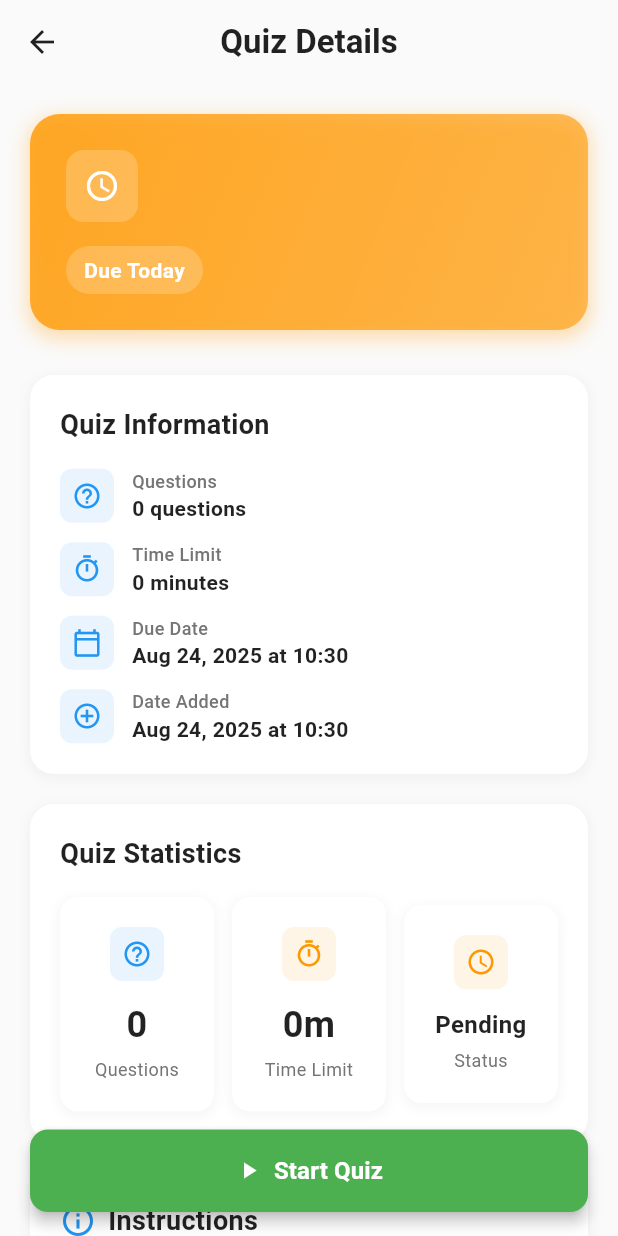
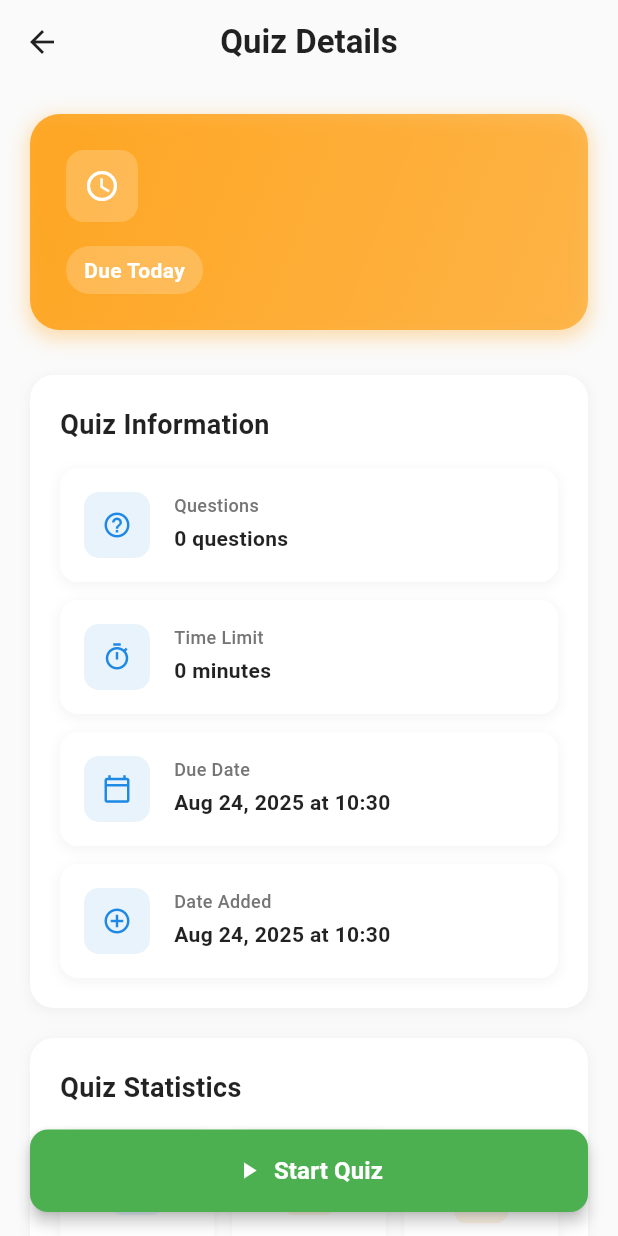
Before and after one commit to Online-Quiz-CS31A/Online-Quiz-Mobile, a Flutter app: the QuizDetailScreen screen opened directly with empty values, on a phone screen of 412 x 824 dp. Run offline on Flutter 3.47's test engine with Material 3 defaults, Android fonts, the phone set to English and light mode, and no system bars.

Commit message:
feat: replace custom info card implementation with InfoCardPresets in profile and quiz screens

```diff
--- a/online_quiz/lib/screens/quizzes/quiz_detail_screen.dart
+++ b/online_quiz/lib/screens/quizzes/quiz_detail_screen.dart
@@ -2,6 +2,7 @@ import 'package:flutter/material.dart';
 import '../../models/quiz.dart';
 import '../../models/course.dart';
 import '../../widgets/stat_card.dart';
+import '../../widgets/info_card.dart';
 
 class QuizDetailScreen extends StatelessWidget {
   final Quiz quiz;
@@ -186,64 +187,43 @@ class QuizDetailScreen extends StatelessWidget {
             ),
           ),
           const SizedBox(height: 16),
-          _buildInfoRow(Icons.help_outline, 'Questions', '${quiz.totalQuestions} questions'),
+          InfoCardPresets.compact(
+            icon: Icons.help_outline,
+            title: 'Questions',
+            value: '${quiz.totalQuestions} questions',
+          ),
           const SizedBox(height: 12),
-          _buildInfoRow(Icons.timer_outlined, 'Time Limit', '${quiz.timeLimit} minutes'),
+          InfoCardPresets.compact(
+            icon: Icons.timer_outlined,
+            title: 'Time Limit',
+            value: '${quiz.timeLimit} minutes',
+          ),
           const SizedBox(height: 12),
-          _buildInfoRow(Icons.calendar_today_outlined, 'Due Date', _formatDateTime(quiz.dueDate)),
+          InfoCardPresets.compact(
+            icon: Icons.calendar_today_outlined,
+            title: 'Due Date',
+            value: _formatDateTime(quiz.dueDate),
+          ),
           const SizedBox(height: 12),
-          _buildInfoRow(Icons.add_circle_outline, 'Date Added', _formatDateTime(quiz.dateAdded)),
+          InfoCardPresets.compact(
+            icon: Icons.add_circle_outline,
+            title: 'Date Added',
+            value: _formatDateTime(quiz.dateAdded),
+          ),
           if (course != null) ...[
             const SizedBox(height: 12),
-            _buildInfoRow(Icons.person_outline, 'Instructor', course!.instructor),
+            InfoCardPresets.compact(
+              icon: Icons.person_outline,
+              title: 'Instructor',
+              value: course!.instructor,
+            ),
           ],
         ],
       ),
     );
   }
 
-  Widget _buildInfoRow(IconData icon, String label, String value) {
-    return Row(
-      children: [
-        Container(
-          padding: const EdgeInsets.all(8),
-          decoration: BoxDecoration(
-            color: Colors.blue.withValues(alpha: 0.1),
-            borderRadius: BorderRadius.circular(8),
-          ),
-          child: Icon(
-            icon,
-            color: Colors.blue,
-            size: 20,
-          ),
-        ),
-        const SizedBox(width: 12),
-        Expanded(
-          child: Column(
-            crossAxisAlignment: CrossAxisAlignment.start,
-            children: [
-              Text(
-                label,
-                style: TextStyle(
-                  fontSize: 12,
-                  color: Colors.grey.shade600,
-                  fontWeight: FontWeight.w500,
-                ),
-              ),
-              Text(
-                value,
-                style: const TextStyle(
-                  fontSize: 14,
-                  color: Colors.black87,
-                  fontWeight: FontWeight.w600,
-                ),
-              ),
-            ],
-          ),
-        ),
-      ],
-    );
-  }
+
 
   Widget _buildQuizStats() {
     return Container(
```
Also changed, not shown: online_quiz/lib/screens/profile/profile_tab.dart (+4 -65 lines), online_quiz/lib/screens/quizzes/quiz_result_screen.dart (+12 -32 lines).
